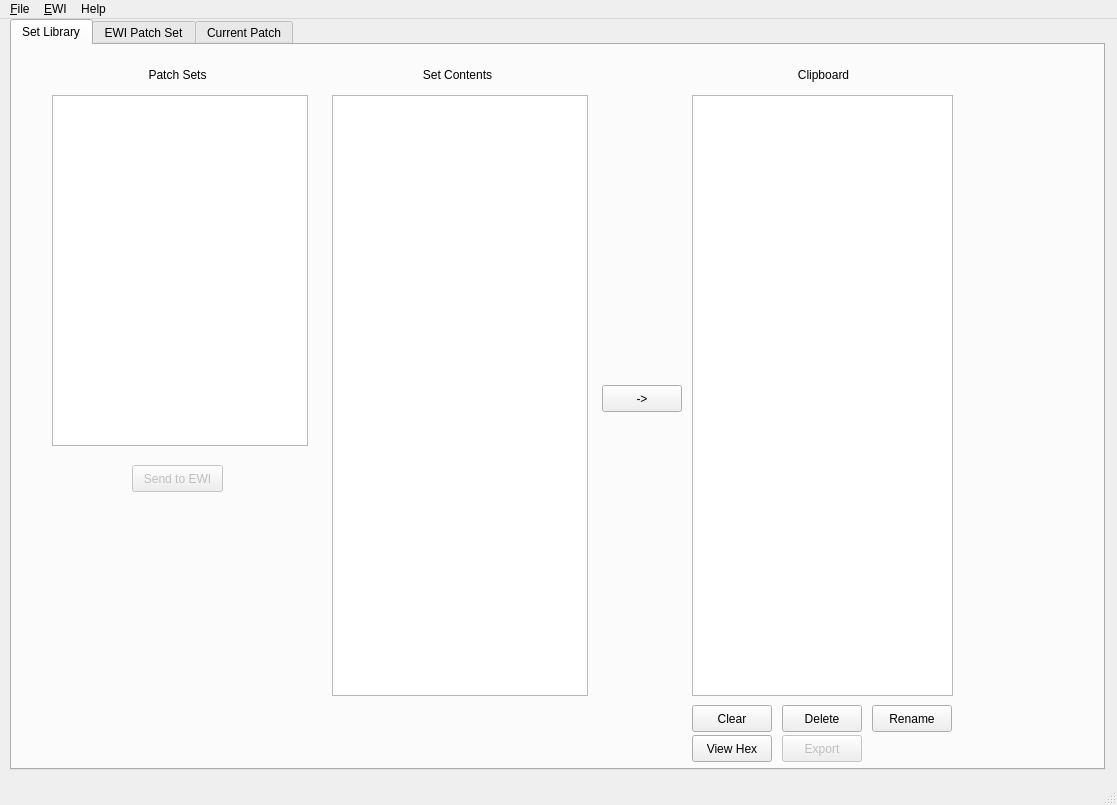
Old version of the form mainwindow.ui in the repository jsheedy/ewitool.
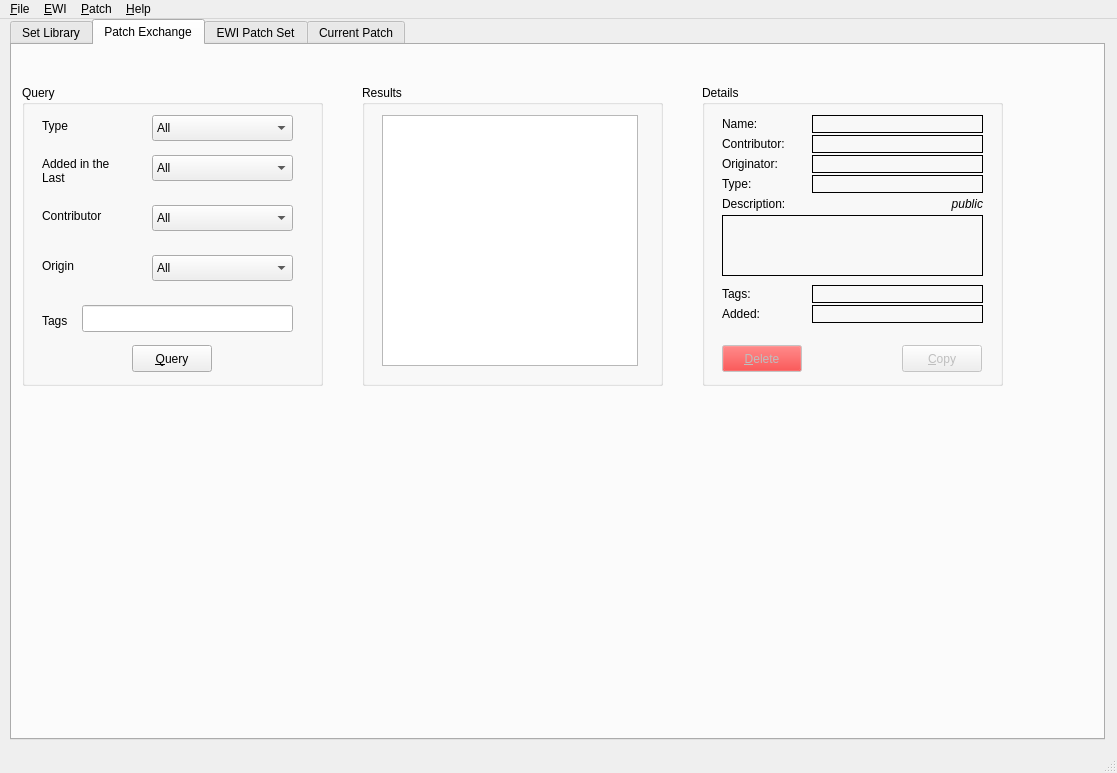
New version of the form. The open tabs and pages were chosen to show the change.

The edit to the form file:
```diff
--- a/mainwindow.ui
+++ b/mainwindow.ui
@@ -6,7 +6,7 @@
     <x>0</x>
     <y>0</y>
     <width>1117</width>
-    <height>805</height>
+    <height>773</height>
    </rect>
   </property>
   <property name="windowTitle" >
@@ -22,7 +22,7 @@
       <x>10</x>
       <y>0</y>
       <width>1095</width>
-      <height>751</height>
+      <height>721</height>
      </rect>
     </property>
     <property name="sizePolicy" >
@@ -52,7 +52,7 @@
        <rect>
         <x>40</x>
         <y>50</y>
-        <width>256</width>
+        <width>251</width>
         <height>351</height>
        </rect>
       </property>
@@ -63,7 +63,7 @@
         <x>320</x>
         <y>50</y>
         <width>256</width>
-        <height>601</height>
+        <height>571</height>
        </rect>
       </property>
       <property name="font" >
@@ -113,14 +113,14 @@
       </property>
       <property name="geometry" >
        <rect>
-        <x>120</x>
+        <x>200</x>
         <y>420</y>
         <width>91</width>
         <height>27</height>
        </rect>
       </property>
       <property name="text" >
-       <string>Send to EWI</string>
+       <string>Send to &amp;EWI</string>
       </property>
      </widget>
      <widget class="QListWidget" name="clipboard_listWidget" >
@@ -129,7 +129,7 @@
         <x>680</x>
         <y>50</y>
         <width>261</width>
-        <height>601</height>
+        <height>571</height>
        </rect>
       </property>
       <property name="font" >
@@ -164,13 +164,13 @@
       <property name="geometry" >
        <rect>
         <x>680</x>
-        <y>660</y>
+        <y>630</y>
         <width>80</width>
         <height>27</height>
        </rect>
       </property>
       <property name="text" >
-       <string>Clear</string>
+       <string>&amp;Clear</string>
       </property>
      </widget>
      <widget class="QPushButton" name="copyToClipboard_pushButton" >
@@ -193,13 +193,13 @@
       <property name="geometry" >
        <rect>
         <x>770</x>
-        <y>660</y>
+        <y>630</y>
         <width>80</width>
         <height>27</height>
        </rect>
       </property>
       <property name="text" >
-       <string>Delete</string>
+       <string>&amp;Delete</string>
       </property>
      </widget>
      <widget class="QPushButton" name="renameClipboard_pushButton" >
@@ -209,29 +209,29 @@
       <property name="geometry" >
        <rect>
         <x>860</x>
-        <y>660</y>
+        <y>630</y>
         <width>80</width>
         <height>27</height>
        </rect>
       </property>
       <property name="text" >
-       <string>Rename</string>
+       <string>&amp;Rename</string>
       </property>
      </widget>
      <widget class="QPushButton" name="exportClipboard_pushButton" >
       <property name="enabled" >
-       <bool>false</bool>
+       <bool>true</bool>
       </property>
       <property name="geometry" >
        <rect>
         <x>770</x>
-        <y>690</y>
+        <y>660</y>
         <width>80</width>
         <height>27</height>
        </rect>
       </property>
       <property name="text" >
-       <string>Export</string>
+       <string>E&amp;xchange</string>
       </property>
      </widget>
      <widget class="QPushButton" name="viewHexClipboard_pushButton" >
@@ -241,14 +241,580 @@
       <property name="geometry" >
        <rect>
         <x>680</x>
-        <y>690</y>
+        <y>660</y>
         <width>80</width>
         <height>27</height>
        </rect>
       </property>
       <property name="text" >
-       <string>View Hex</string>
+       <string>&amp;View Hex</string>
       </property>
+     </widget>
+     <widget class="QPushButton" name="deleteSet_pushButton" >
+      <property name="enabled" >
+       <bool>false</bool>
+      </property>
+      <property name="geometry" >
+       <rect>
+        <x>40</x>
+        <y>420</y>
+        <width>80</width>
+        <height>27</height>
+       </rect>
+      </property>
+      <property name="text" >
+       <string>Delete</string>
+      </property>
+     </widget>
+    </widget>
+    <widget class="QWidget" name="epx_tab" >
+     <attribute name="title" >
+      <string>Patch Exchange</string>
+     </attribute>
+     <widget class="QGroupBox" name="groupBox_47" >
+      <property name="geometry" >
+       <rect>
+        <x>10</x>
+        <y>40</y>
+        <width>301</width>
+        <height>301</height>
+       </rect>
+      </property>
+      <property name="title" >
+       <string>Query</string>
+      </property>
+      <widget class="QComboBox" name="type_comboBox" >
+       <property name="geometry" >
+        <rect>
+         <x>130</x>
+         <y>30</y>
+         <width>141</width>
+         <height>26</height>
+        </rect>
+       </property>
+       <item>
+        <property name="text" >
+         <string>All</string>
+        </property>
+       </item>
+      </widget>
+      <widget class="QLabel" name="label_115" >
+       <property name="geometry" >
+        <rect>
+         <x>20</x>
+         <y>30</y>
+         <width>57</width>
+         <height>21</height>
+        </rect>
+       </property>
+       <property name="text" >
+        <string>Type</string>
+       </property>
+      </widget>
+      <widget class="QLabel" name="label_116" >
+       <property name="geometry" >
+        <rect>
+         <x>20</x>
+         <y>70</y>
+         <width>91</width>
+         <height>31</height>
+        </rect>
+       </property>
+       <property name="text" >
+        <string>Added in the Last</string>
+       </property>
+       <property name="wordWrap" >
+        <bool>true</bool>
+       </property>
+      </widget>
+      <widget class="QComboBox" name="since_comboBox" >
+       <property name="geometry" >
+        <rect>
+         <x>130</x>
+         <y>70</y>
+         <width>141</width>
+         <height>26</height>
+        </rect>
+       </property>
+       <property name="currentIndex" >
+        <number>0</number>
+       </property>
+       <item>
+        <property name="text" >
+         <string>All</string>
+        </property>
+       </item>
+       <item>
+        <property name="text" >
+         <string>1 day</string>
+        </property>
+       </item>
+       <item>
+        <property name="text" >
+         <string>7 days</string>
+        </property>
+       </item>
+       <item>
+        <property name="text" >
+         <string>1 month</string>
+        </property>
+       </item>
+       <item>
+        <property name="text" >
+         <string>3 months</string>
+        </property>
+       </item>
+       <item>
+        <property name="text" >
+         <string>1 year</string>
+        </property>
+       </item>
+      </widget>
+      <widget class="QLabel" name="label_117" >
+       <property name="geometry" >
+        <rect>
+         <x>20</x>
+         <y>120</y>
+         <width>81</width>
+         <height>21</height>
+        </rect>
+       </property>
+       <property name="text" >
+        <string>Contributor</string>
+       </property>
+      </widget>
+      <widget class="QComboBox" name="contributor_comboBox" >
+       <property name="geometry" >
+        <rect>
+         <x>130</x>
+         <y>120</y>
+         <width>141</width>
+         <height>26</height>
+        </rect>
+       </property>
+       <item>
+        <property name="text" >
+         <string>All</string>
+        </property>
+       </item>
+      </widget>
+      <widget class="QPushButton" name="epxQuery_pushButton" >
+       <property name="geometry" >
+        <rect>
+         <x>110</x>
+         <y>260</y>
+         <width>80</width>
+         <height>27</height>
+        </rect>
+       </property>
+       <property name="text" >
+        <string>&amp;Query</string>
+       </property>
+      </widget>
+      <widget class="QLabel" name="label_118" >
+       <property name="geometry" >
+        <rect>
+         <x>20</x>
+         <y>220</y>
+         <width>57</width>
+         <height>31</height>
+        </rect>
+       </property>
+       <property name="text" >
+        <string>Tags</string>
+       </property>
+      </widget>
+      <widget class="QLineEdit" name="tags_lineEdit" >
+       <property name="geometry" >
+        <rect>
+         <x>60</x>
+         <y>220</y>
+         <width>211</width>
+         <height>27</height>
+        </rect>
+       </property>
+      </widget>
+      <widget class="QComboBox" name="origin_comboBox" >
+       <property name="geometry" >
+        <rect>
+         <x>130</x>
+         <y>170</y>
+         <width>141</width>
+         <height>26</height>
+        </rect>
+       </property>
+       <item>
+        <property name="text" >
+         <string>All</string>
+        </property>
+       </item>
+      </widget>
+      <widget class="QLabel" name="label_126" >
+       <property name="geometry" >
+        <rect>
+         <x>20</x>
+         <y>170</y>
+         <width>81</width>
+         <height>21</height>
+        </rect>
+       </property>
+       <property name="text" >
+        <string>Origin</string>
+       </property>
+      </widget>
+     </widget>
+     <widget class="QGroupBox" name="groupBox_48" >
+      <property name="geometry" >
+       <rect>
+        <x>350</x>
+        <y>40</y>
+        <width>301</width>
+        <height>301</height>
+       </rect>
+      </property>
+      <property name="title" >
+       <string>Results</string>
+      </property>
+      <widget class="QListWidget" name="results_listWidget" >
+       <property name="geometry" >
+        <rect>
+         <x>20</x>
+         <y>30</y>
+         <width>256</width>
+         <height>251</height>
+        </rect>
+       </property>
+      </widget>
+     </widget>
+     <widget class="QGroupBox" name="groupBox_49" >
+      <property name="geometry" >
+       <rect>
+        <x>690</x>
+        <y>40</y>
+        <width>301</width>
+        <height>301</height>
+       </rect>
+      </property>
+      <property name="title" >
+       <string>Details</string>
+      </property>
+      <widget class="QLabel" name="label_119" >
+       <property name="geometry" >
+        <rect>
+         <x>20</x>
+         <y>30</y>
+         <width>57</width>
+         <height>18</height>
+        </rect>
+       </property>
+       <property name="text" >
+        <string>Name:</string>
+       </property>
+      </widget>
+      <widget class="QLabel" name="label_120" >
+       <property name="geometry" >
+        <rect>
+         <x>20</x>
+         <y>50</y>
+         <width>75</width>
+         <height>18</height>
+        </rect>
+       </property>
+       <property name="text" >
+        <string>Contributor:</string>
+       </property>
+      </widget>
+      <widget class="QLabel" name="label_121" >
+       <property name="geometry" >
+        <rect>
+         <x>20</x>
+         <y>70</y>
+         <width>66</width>
+         <height>18</height>
+        </rect>
+       </property>
+       <property name="text" >
+        <string>Originator:</string>
+       </property>
+      </widget>
+      <widget class="QLabel" name="label_122" >
+       <property name="geometry" >
+        <rect>
+         <x>20</x>
+         <y>90</y>
+         <width>57</width>
+         <height>18</height>
+        </rect>
+       </property>
+       <property name="text" >
+        <string>Type:</string>
+       </property>
+      </widget>
+      <widget class="QLabel" name="label_123" >
+       <property name="geometry" >
+        <rect>
+         <x>20</x>
+         <y>110</y>
+         <width>75</width>
+         <height>18</height>
+        </rect>
+       </property>
+       <property name="text" >
+        <string>Description:</string>
+       </property>
+      </widget>
+      <widget class="QLabel" name="label_124" >
+       <property name="geometry" >
+        <rect>
+         <x>20</x>
+         <y>200</y>
+         <width>57</width>
+         <height>18</height>
+        </rect>
+       </property>
+       <property name="text" >
+        <string>Tags:</string>
+       </property>
+      </widget>
+      <widget class="QLabel" name="label_125" >
+       <property name="geometry" >
+        <rect>
+         <x>20</x>
+         <y>220</y>
+         <width>57</width>
+         <height>18</height>
+        </rect>
+       </property>
+       <property name="text" >
+        <string>Added:</string>
+       </property>
+      </widget>
+      <widget class="QLabel" name="name_label" >
+       <property name="geometry" >
+        <rect>
+         <x>110</x>
+         <y>30</y>
+         <width>171</width>
+         <height>18</height>
+        </rect>
+       </property>
+       <property name="frameShape" >
+        <enum>QFrame::Box</enum>
+       </property>
+       <property name="text" >
+        <string/>
+       </property>
+       <property name="margin" >
+        <number>2</number>
+       </property>
+      </widget>
+      <widget class="QLabel" name="contributor_label" >
+       <property name="geometry" >
+        <rect>
+         <x>110</x>
+         <y>50</y>
+         <width>171</width>
+         <height>18</height>
+        </rect>
+       </property>
+       <property name="frameShape" >
+        <enum>QFrame::Box</enum>
+       </property>
+       <property name="text" >
+        <string/>
+       </property>
+       <property name="margin" >
+        <number>2</number>
+       </property>
+      </widget>
+      <widget class="QLabel" name="originator_label" >
+       <property name="geometry" >
+        <rect>
+         <x>110</x>
+         <y>70</y>
+         <width>171</width>
+         <height>18</height>
+        </rect>
+       </property>
+       <property name="frameShape" >
+        <enum>QFrame::Box</enum>
+       </property>
+       <property name="text" >
+        <string/>
+       </property>
+       <property name="margin" >
+        <number>2</number>
+       </property>
+      </widget>
+      <widget class="QLabel" name="type_label" >
+       <property name="geometry" >
+        <rect>
+         <x>110</x>
+         <y>90</y>
+         <width>171</width>
+         <height>18</height>
+        </rect>
+       </property>
+       <property name="frameShape" >
+        <enum>QFrame::Box</enum>
+       </property>
+       <property name="text" >
+        <string/>
+       </property>
+       <property name="margin" >
+        <number>2</number>
+       </property>
+      </widget>
+      <widget class="QLabel" name="desc_label" >
+       <property name="geometry" >
+        <rect>
+         <x>20</x>
+         <y>130</y>
+         <width>261</width>
+         <height>61</height>
+        </rect>
+       </property>
+       <property name="frameShape" >
+        <enum>QFrame::Box</enum>
+       </property>
+       <property name="text" >
+        <string/>
+       </property>
+       <property name="wordWrap" >
+        <bool>true</bool>
+       </property>
+       <property name="margin" >
+        <number>2</number>
+       </property>
+      </widget>
+      <widget class="QLabel" name="tags_label" >
+       <property name="geometry" >
+        <rect>
+         <x>110</x>
+         <y>200</y>
+         <width>171</width>
+         <height>18</height>
+        </rect>
+       </property>
+       <property name="frameShape" >
+        <enum>QFrame::Box</enum>
+       </property>
+       <property name="text" >
+        <string/>
+       </property>
+       <property name="margin" >
+        <number>2</number>
+       </property>
+      </widget>
+      <widget class="QLabel" name="added_label" >
+       <property name="geometry" >
+        <rect>
+         <x>110</x>
+         <y>220</y>
+         <width>171</width>
+         <height>18</height>
+        </rect>
+       </property>
+       <property name="frameShape" >
+        <enum>QFrame::Box</enum>
+       </property>
+       <property name="text" >
+        <string/>
+       </property>
+       <property name="margin" >
+        <number>2</number>
+       </property>
+      </widget>
+      <widget class="QPushButton" name="epxCopy_pushButton" >
+       <property name="enabled" >
+        <bool>false</bool>
+       </property>
+       <property name="geometry" >
+        <rect>
+         <x>200</x>
+         <y>260</y>
+         <width>80</width>
+         <height>27</height>
+        </rect>
+       </property>
+       <property name="text" >
+        <string>&amp;Copy</string>
+       </property>
+      </widget>
+      <widget class="QLabel" name="private_label" >
+       <property name="geometry" >
+        <rect>
+         <x>220</x>
+         <y>110</y>
+         <width>61</width>
+         <height>18</height>
+        </rect>
+       </property>
+       <property name="font" >
+        <font>
+         <italic>true</italic>
+        </font>
+       </property>
+       <property name="text" >
+        <string>public</string>
+       </property>
+       <property name="alignment" >
+        <set>Qt::AlignRight|Qt::AlignTrailing|Qt::AlignVCenter</set>
+       </property>
+      </widget>
+      <widget class="QPushButton" name="epxDelete_pushButton" >
+       <property name="enabled" >
+        <bool>false</bool>
+       </property>
+       <property name="geometry" >
+        <rect>
+         <x>20</x>
+         <y>260</y>
+         <width>80</width>
+         <height>27</height>
+        </rect>
+       </property>
+       <property name="palette" >
+        <palette>
+         <active>
+          <colorrole role="Button" >
+           <brush brushstyle="SolidPattern" >
+            <color alpha="255" >
+             <red>255</red>
+             <green>0</green>
+             <blue>0</blue>
+            </color>
+           </brush>
+          </colorrole>
+         </active>
+         <inactive>
+          <colorrole role="Button" >
+           <brush brushstyle="SolidPattern" >
+            <color alpha="255" >
+             <red>255</red>
+             <green>0</green>
+             <blue>0</blue>
+            </color>
+           </brush>
+          </colorrole>
+         </inactive>
+         <disabled>
+          <colorrole role="Button" >
+           <brush brushstyle="SolidPattern" >
+            <color alpha="255" >
+             <red>255</red>
+             <green>0</green>
+             <blue>0</blue>
+            </color>
+           </brush>
+          </colorrole>
+         </disabled>
+        </palette>
+       </property>
+       <property name="text" >
+        <string>&amp;Delete</string>
+       </property>
+      </widget>
      </widget>
     </widget>
     <widget class="QWidget" name="EWI_tab" >
@@ -10471,15 +11037,44 @@
    </widget>
    <widget class="QMenu" name="menuHelp" >
     <property name="title" >
-     <string>Help</string>
+     <string>&amp;Help</string>
     </property>
     <addaction name="actionEWItool_Help" />
     <addaction name="actionLicence" />
     <addaction name="separator" />
     <addaction name="action_About" />
    </widget>
+   <widget class="QMenu" name="menu_Patch" >
+    <property name="title" >
+     <string>&amp;Patch</string>
+    </property>
+    <widget class="QMenu" name="menuGenerate" >
+     <property name="title" >
+      <string>Generate</string>
+     </property>
+     <addaction name="action_Default_Patch" />
+     <addaction name="action_Random_Patch" />
+    </widget>
+    <widget class="QMenu" name="menu_Process" >
+     <property name="title" >
+      <string>&amp;Process</string>
+     </property>
+     <addaction name="actionMake_Dry" />
+     <addaction name="actionRemove_Noise" />
+     <addaction name="action_Randomise_10" />
+     <addaction name="separator" />
+     <addaction name="action_Merge_With" />
+    </widget>
+    <addaction name="action_Patch_Save_As" />
+    <addaction name="action_Patch_Copy" />
+    <addaction name="action_Patch_Revert" />
+    <addaction name="separator" />
+    <addaction name="menuGenerate" />
+    <addaction name="menu_Process" />
+   </widget>
    <addaction name="menu_File" />
    <addaction name="menu_MIDI" />
+   <addaction name="menu_Patch" />
    <addaction name="menuHelp" />
   </widget>
   <widget class="QStatusBar" name="statusbar" />
```
Left out of the diff: 133 changed lines with no effect on the pictures.
